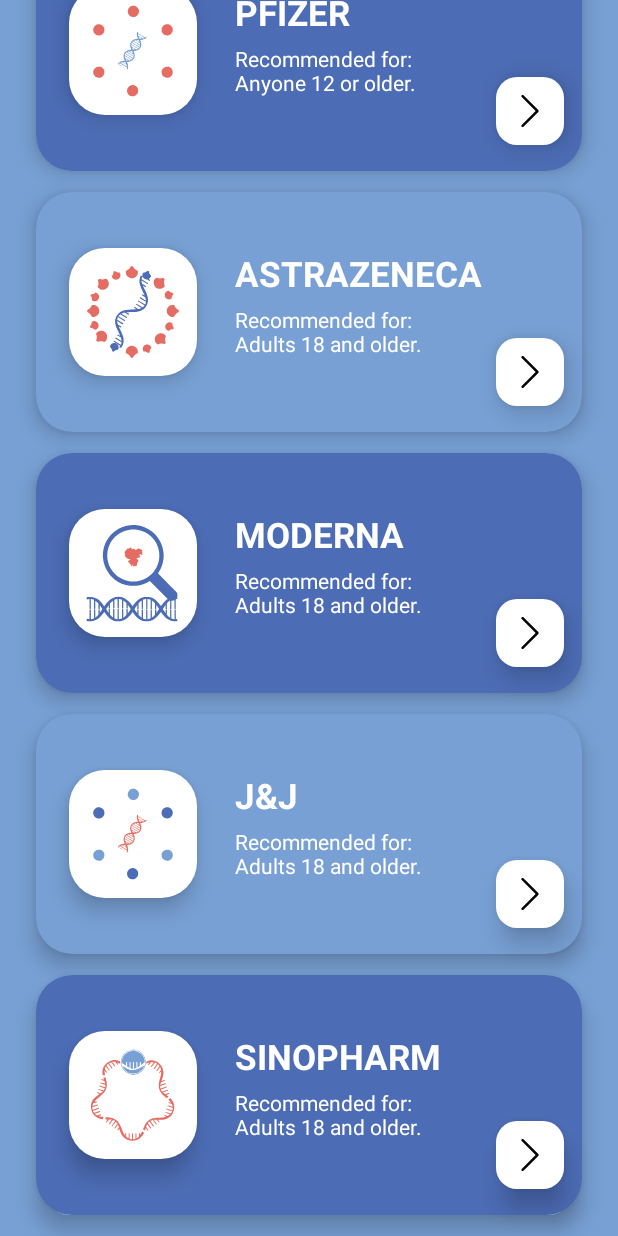
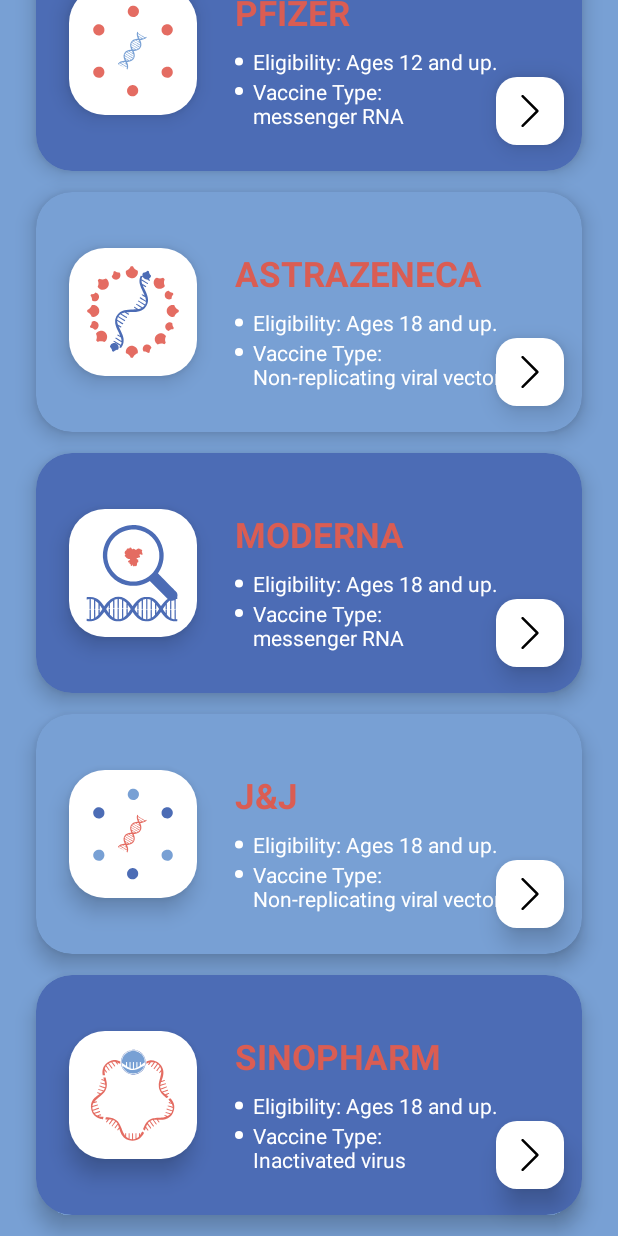
Before and after one commit to Al-Taie/Covid19Vaccine, an Android app: the fragment VaccinesFragment shown on its own in the app's theme, scrolled down 60 dp, on a phone screen of 412 x 824 dp. Run offline under Robolectric (Android 15) with nearby library versions, the phone set to English and light mode, and no system bars; network calls fail.

Commit message:
change vaccines description in fragment vaccines

```diff
--- a/app/src/main/res/layout/fragment_vaccines.xml
+++ b/app/src/main/res/layout/fragment_vaccines.xml
@@ -59,11 +59,20 @@
             <TextView
                 android:id="@+id/textView8"
                 style="@style/CardDetails"
-                android:text="@string/recommended_for_12"
+                android:text="@string/eligibility_12"
                 app:layout_constraintBottom_toBottomOf="@id/firstCard"
                 app:layout_constraintStart_toEndOf="@+id/vaccines_guideline"
                 app:layout_constraintTop_toBottomOf="@+id/pfizer_vaccine_text"
                 app:layout_constraintVertical_bias="0.1" />
+
+            <TextView
+                android:id="@+id/type_1"
+                style="@style/CardDetails"
+                android:text="@string/mrna"
+                app:layout_constraintBottom_toBottomOf="@id/firstCard"
+                app:layout_constraintStart_toEndOf="@+id/vaccines_guideline"
+                app:layout_constraintTop_toBottomOf="@+id/pfizer_vaccine_text"
+                app:layout_constraintVertical_bias="0.5" />
 
             <ImageView
                 android:id="@+id/pfizer_image"
@@ -107,11 +116,20 @@
             <TextView
                 android:id="@+id/textView2"
                 style="@style/CardDetails"
-                android:text="@string/recommended_for_18"
+                android:text="@string/eligibility_18"
                 app:layout_constraintBottom_toBottomOf="@id/card2"
                 app:layout_constraintStart_toEndOf="@+id/vaccines_guideline"
                 app:layout_constraintTop_toBottomOf="@id/astrazeneca_vaccine"
                 app:layout_constraintVertical_bias="0.1" />
+
+            <TextView
+                android:id="@+id/type_2"
+                style="@style/CardDetails"
+                android:text="@string/non_replicating_viral_vector"
+                app:layout_constraintBottom_toBottomOf="@id/card2"
+                app:layout_constraintStart_toEndOf="@+id/vaccines_guideline"
+                app:layout_constraintTop_toBottomOf="@+id/astrazeneca_vaccine"
+                app:layout_constraintVertical_bias="0.5" />
 
             <ImageView
                 android:id="@+id/astrazeneca_image"
@@ -153,11 +171,19 @@
 
             <TextView
                 style="@style/CardDetails"
-                android:text="@string/recommended_for_18"
+                android:text="@string/eligibility_18"
                 app:layout_constraintBottom_toBottomOf="@id/card3"
                 app:layout_constraintStart_toEndOf="@+id/vaccines_guideline"
                 app:layout_constraintTop_toBottomOf="@id/moderna_vaccine"
                 app:layout_constraintVertical_bias="0.1" />
+            <TextView
+                android:id="@+id/type_3"
+                style="@style/CardDetails"
+                android:text="@string/mrna"
+                app:layout_constraintBottom_toBottomOf="@id/card3"
+                app:layout_constraintStart_toEndOf="@+id/vaccines_guideline"
+                app:layout_constraintTop_toBottomOf="@+id/moderna_vaccine"
+                app:layout_constraintVertical_bias="0.5" />
 
             <ImageView
                 android:id="@+id/moderna_image"
@@ -200,11 +226,20 @@
 
             <TextView
                 style="@style/CardDetails"
-                android:text="@string/recommended_for_18"
+                android:text="@string/eligibility_18"
                 app:layout_constraintBottom_toBottomOf="@id/card4"
                 app:layout_constraintStart_toEndOf="@+id/vaccines_guideline"
                 app:layout_constraintTop_toBottomOf="@id/j_and_j_vaccine"
                 app:layout_constraintVertical_bias="0.1" />
+
+            <TextView
+                android:id="@+id/type_4"
+                style="@style/CardDetails"
+                android:text="@string/non_replicating_viral_vector"
+                app:layout_constraintBottom_toBottomOf="@id/card4"
+                app:layout_constraintStart_toEndOf="@+id/vaccines_guideline"
+                app:layout_constraintTop_toBottomOf="@+id/j_and_j_vaccine"
+                app:layout_constraintVertical_bias="0.5" />
 
             <ImageView
                 android:id="@+id/j_and_j_image"
@@ -248,11 +283,20 @@
 
             <TextView
                 style="@style/CardDetails"
-                android:text="@string/recommended_for_18"
+                android:text="@string/eligibility_18"
                 app:layout_constraintBottom_toBottomOf="@id/card5"
                 app:layout_constraintStart_toEndOf="@+id/vaccines_guideline"
                 app:layout_constraintTop_toBottomOf="@id/sinopharm_vaccine"
                 app:layout_constraintVertical_bias="0.1" />
+
+            <TextView
+                android:id="@+id/type_5"
+                style="@style/CardDetails"
+                android:text="@string/inactivated_virus"
+                app:layout_constraintBottom_toBottomOf="@id/card5"
+                app:layout_constraintStart_toEndOf="@+id/vaccines_guideline"
+                app:layout_constraintTop_toBottomOf="@+id/sinopharm_vaccine"
+                app:layout_constraintVertical_bias="0.5" />
 
             <ImageView
                 android:id="@+id/sinopharm_image"
--- a/app/src/main/res/values/strings.xml
+++ b/app/src/main/res/values/strings.xml
@@ -31,14 +31,17 @@
     <string name="if_fever_is_so_high_call_doctor_for_advice"><li>If fever is so high call the doctor for advice.</li></string>
     <string name="let_s_get_vaccinated">Let\'s get Vaccinated!</string>
     <string name="free_safe_protected">FREE, SAFE, PROTECTED</string>
-    <string name="recommended_for_nadults_18_and_older">Recommended for:\nAdults 18 and older</string>
     <string name="sinopharm">SINOPHARM</string>
     <string name="pfizer">PFIZER</string>
-    <string name="recommended_for_12">Recommended for:\nAnyone 12 or older.</string>
+    <string name="eligibility_12"><li>Eligibility: Ages 12 and up.</li></string>
     <string name="astrazeneca">ASTRAZENECA</string>
-    <string name="recommended_for_18">Recommended for:\nAdults 18 and older.</string>
+    <string name="eligibility_18"><li>Eligibility: Ages 18 and up</li>.</string>
     <string name="moderna">MODERNA</string>
     <string name="j_and_j"><![CDATA[J&J]]></string>
+    <string name="mrna"><li>Vaccine Type: \nmessenger RNA</li></string>
+    <string name="adenovirus_vector_vaccine"><li>Vaccine Type: \nAdenovirus vector</li></string>
+    <string name="non_replicating_viral_vector"><li>Vaccine Type: \nNon-replicating viral vector</li></string>
+    <string name="inactivated_virus"><li>Vaccine Type:\nInactivated virus</li></string>
     <string name="total_cases">TOTAL CASES</string>
     <string name="vaccine_name">Vaccine Name</string>
     <string name="_50">50%</string>
--- a/app/src/main/res/values/styles.xml
+++ b/app/src/main/res/values/styles.xml
@@ -23,12 +23,13 @@
         <item name="android:textSize">23sp</item>
         <item name="android:textStyle">bold</item>
         <item name="android:elevation">8.5dp</item>
-        <item name="android:textColor">@color/white</item>
+        <item name="android:textColor">#DA5D53</item>
         <item name="android:layout_width">wrap_content</item>
         <item name="android:layout_height">wrap_content</item>
     </style>
 
     <style name="CardDetails" parent="CardTitle">
+        <item name="android:textColor">@color/white</item>
         <item name="android:textSize">14sp</item>
         <item name="android:textStyle">normal</item>
     </style>
@@ -39,7 +40,6 @@
         <item name="android:layout_marginStart">22dp</item>
         <item name="android:elevation">8.5dp</item>
         <item name="android:padding">25dp</item>
-        <item name="android:src">@drawable/syringe</item>
         <item name="android:scaleType">centerCrop</item>
         <item name="android:layout_marginEnd">12dp</item>
         <item name="android:background">@drawable/syringe_background</item>
```
